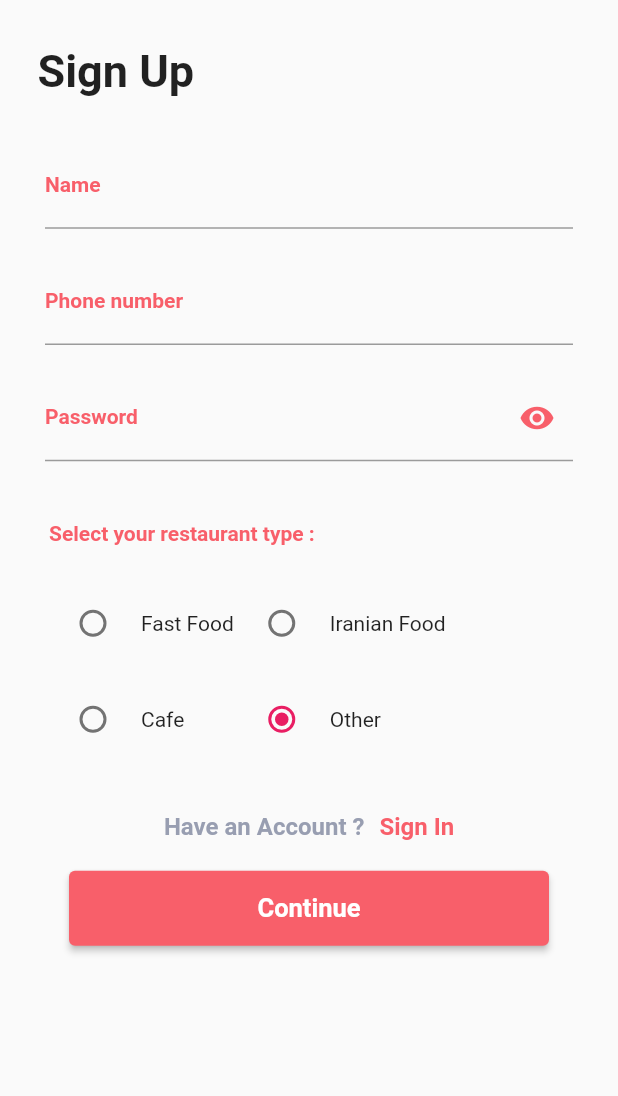
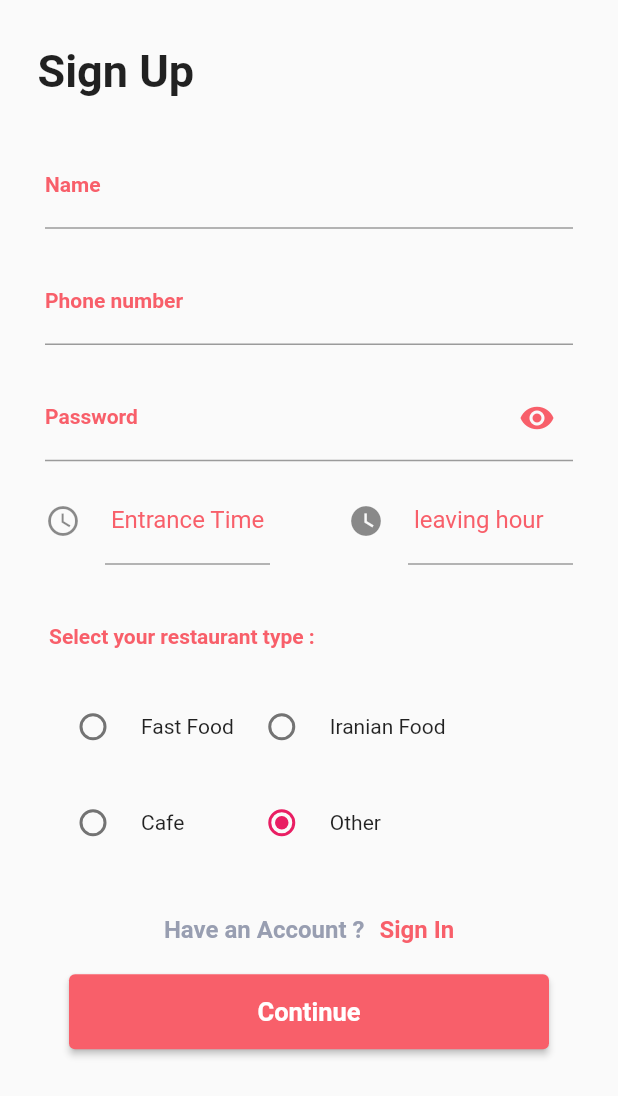
Before and after one commit to amir-r-z-a/chf-restaurant-App, a Flutter app: the RestaurantSignUpScreen screen opened by its route, on a phone screen of 412 x 824 dp. Shown: the top 1096 px of the screen. Run offline on Flutter 3.47's test engine with Material 2 defaults, Android fonts, the phone set to English and light mode, and no system bars; drawn by our look-alikes of date_time_picker; our stand-ins replace flutter_map, image_picker, latlong; accounts and stored records are empty.

Commit message:
clock added

```diff
--- a/lib/Screens/RestaurantHomeScreen.dart
+++ b/lib/Screens/RestaurantHomeScreen.dart
@@ -185,7 +185,7 @@ class _RestaurantHomeScreenState extends State<RestaurantHomeScreen> {
                             children: [
                               Container(
                                 margin: EdgeInsets.only(left: 50),
-                                child: Text("Calculator",
+                                child: Text("Accounting",
                                     style: TextStyle(
                                       fontSize: 20,
                                       fontWeight: FontWeight.bold,
--- a/lib/Screens/RestaurantSignUpScreen.dart
+++ b/lib/Screens/RestaurantSignUpScreen.dart
@@ -1,3 +1,5 @@
+
+
 import 'package:chfrestaurant/Classes/Accounts.dart';
 import 'package:chfrestaurant/Classes/Restaurant.dart';
 import 'package:chfrestaurant/Common/Common%20Classes/RestaurantTypes.dart';
@@ -8,7 +10,7 @@ import 'package:chfrestaurant/Common/Text/TitleText.dart';
 import 'package:chfrestaurant/Common/Text/WhiteText.dart';
 import 'package:flutter/cupertino.dart';
 import 'package:flutter/material.dart';
-
+import 'package:date_time_picker/date_time_picker.dart';
 class RestaurantSignUpScreen extends StatefulWidget {
   @override
   _RestaurantSignUpScreenState createState() => _RestaurantSignUpScreenState();
@@ -73,6 +75,88 @@ class _RestaurantSignUpScreenState extends State<RestaurantSignUpScreen> {
                         regex: 'PassSignUp',
                         hint: 'Your password',
                       ),
+                    Padding(
+                      padding: const EdgeInsets.only(top: 10),
+                      child: Row(
+                        mainAxisAlignment: MainAxisAlignment.spaceBetween,
+                        children: [
+                          SizedBox
+                            (
+                            width: 150,
+                            child: DateTimePicker(
+                              style: TextStyle(color:Color.fromRGBO(248, 95, 106, 1), ),
+                              type: DateTimePickerType.time,
+                              icon: Icon(Icons.watch_later_outlined),
+                              timeLabelText: "Hour",
+                              decoration: InputDecoration(
+                                labelText:" Entrance Time",
+                                counterStyle: TextStyle(
+                                  color: Color.fromRGBO(248, 95, 106, 1),
+                                ),
+                                labelStyle: TextStyle(
+                                  color: Color.fromRGBO(248, 95, 106, 1),
+                                ),
+                                icon: Icon(Icons.watch_later_outlined),
+                                hoverColor:Color.fromRGBO(248, 95, 106, 1),
+                                focusColor: Color.fromRGBO(248, 95, 106, 1),
+                                fillColor: Color.fromRGBO(248, 95, 106, 1),
+                              ),
+                              cursorColor: Color.fromRGBO(248, 95, 106, 1),
+                              selectableDayPredicate: (date) {
+                                // Disable weekend days to select from the calendar
+                                if (date.weekday == 6 || date.weekday == 7) {
+                                  return false;
+                                }
+                                return true;
+                              },
+                              onChanged: (val) => print(val),
+                              validator: (val) {
+                                print(val);
+                                return null;
+                              },
+                              onSaved: (val) => print(val),
+                            ),
+                          ),
+                          SizedBox(
+                            width: 150,
+                            child: DateTimePicker(
+                              style: TextStyle(color:Color.fromRGBO(248, 95, 106, 1), ),
+                              type: DateTimePickerType.time,
+                              icon: Icon(Icons.watch_later_outlined),
+                              timeLabelText: "Hour",
+                              decoration: InputDecoration(
+                                labelText:" leaving hour ",
+                                counterStyle: TextStyle(
+                                  color: Color.fromRGBO(248, 95, 106, 1),
+                                ),
+                                labelStyle: TextStyle(
+                                  color: Color.fromRGBO(248, 95, 106, 1),
+                                ),
+                                icon: Icon(Icons.watch_later),
+                                hoverColor:Color.fromRGBO(248, 95, 106, 1),
+                                focusColor: Color.fromRGBO(248, 95, 106, 1),
+                                fillColor: Color.fromRGBO(248, 95, 106, 1),
+                              ),
+                              cursorColor: Color.fromRGBO(248, 95, 106, 1),
+                              selectableDayPredicate: (date) {
+                                // Disable weekend days to select from the calendar
+                                if (date.weekday == 6 || date.weekday == 7) {
+                                  return false;
+                                }
+                                return true;
+                              },
+                              onChanged: (val) => print(val),
+                              validator: (val) {
+                                print(val);
+                                return null;
+                              },
+                              onSaved: (val) => print(val),
+                            ),
+                          ),
+                        ],
+                      ),
+                    ),
+
                       // Padding(padding: EdgeInsets.all(15)),
                       // MyTextFormField(
                       //   "Address",
--- a/lib/main.dart
+++ b/lib/main.dart
@@ -54,9 +54,9 @@ class _MyAppState extends State<MyApp> {
           '/DetailsTopTenFoodTile': (context) => DetailsTopTenFoodTile(),
           '/TopTenFoodsScreen': (context) => TopTenFoodsScreen(),
         },
-        home: RestaurantMainMenuScreen()
+        home: /*RestaurantMainMenuScreen()*/
         // SplashScreen()
-        /*TopTenFoodsScreen()*/ /*MenuEdition()*/ /*RestaurantSignInScreen()*/ /*ActiveOrdersScreen()*/
+        /*TopTenFoodsScreen()*/ /*MenuEdition()*/ RestaurantSignInScreen() /*ActiveOrdersScreen()*/
         /*CalculatorScreen()*/ /*OrdersHistoryScreen()*/ /*CommentsManagement()*/
         /*RestaurantMainMenuScreen()*/ /*RestaurantActiveOrderTile([
           Food(
--- a/pubspec.yaml
+++ b/pubspec.yaml
@@ -26,6 +26,7 @@ dependencies:
   image_picker: ^0.7.4
   flutter_map: ^0.12.0
   simple_animations: ^3.1.1
+  date_time_picker: ^2.0.0
 
 
   # The following adds the Cupertino Icons font to your application.
```
Also changed, not shown: lib/Screens/CalculatorScreen.dart (+9 -4 lines), pubspec.lock.
